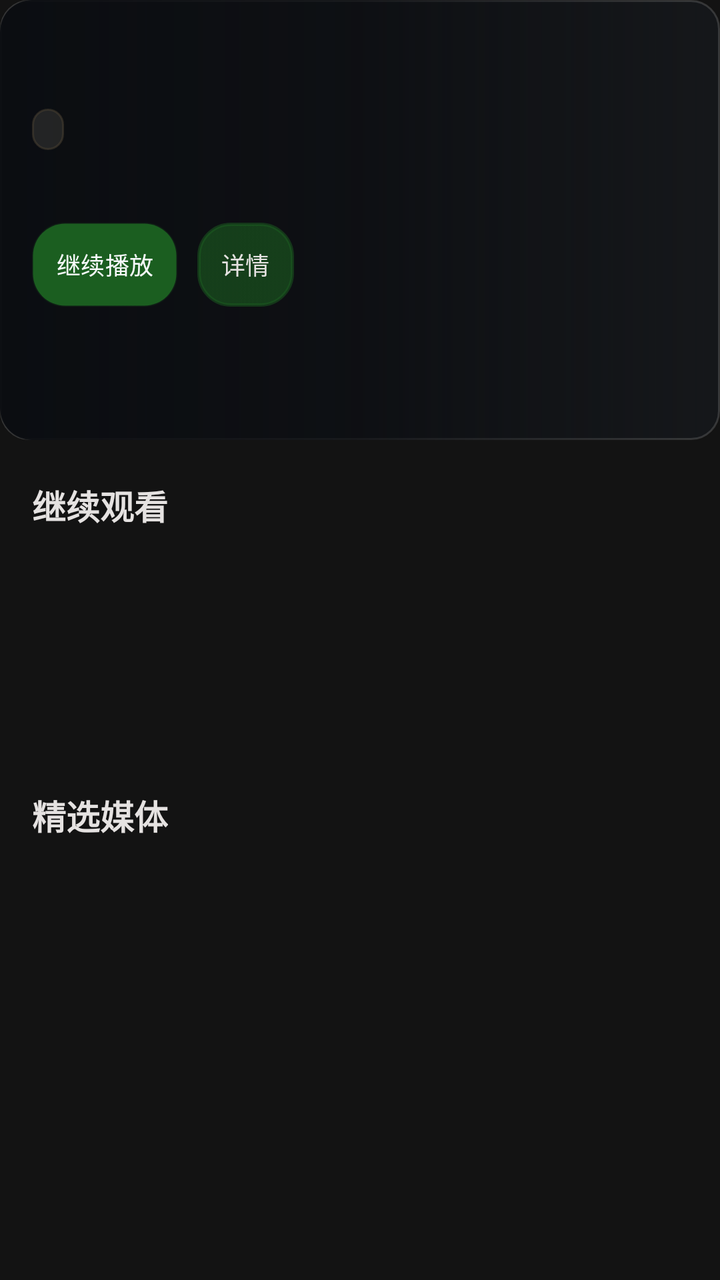
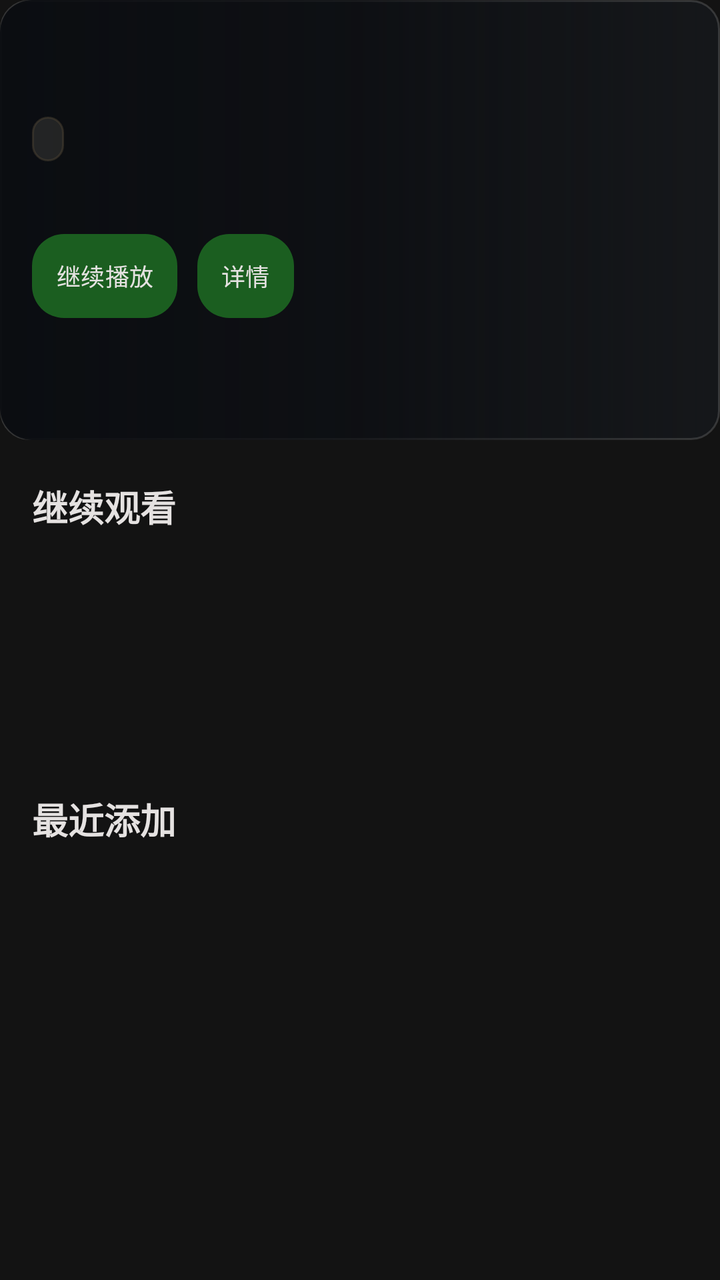

Compare the two renders of this Android layout. The source of the first and the diff that turns it into the second are given below.
<!-- AndroidManifest.xml: another module's application theme Theme.YuanBaoTv -->
<!-- res/layout/activity_home.xml -->
<?xml version="1.0" encoding="utf-8"?>
<androidx.core.widget.NestedScrollView xmlns:android="http://schemas.android.com/apk/res/android"
    xmlns:app="http://schemas.android.com/apk/res-auto"
    android:layout_width="match_parent"
    android:layout_height="match_parent"
    android:background="@color/tv_bg_dark"
    android:fillViewport="true"
    android:scrollbars="none">

    <androidx.constraintlayout.widget.ConstraintLayout
        android:layout_width="match_parent"
        android:layout_height="wrap_content"
        android:paddingBottom="24dp">

        <View android:id="@+id/top_nav_bar" android:layout_width="0dp" android:layout_height="0dp" android:visibility="gone" />
        <TextView android:id="@+id/tv_clock" android:layout_width="0dp" android:layout_height="0dp" android:visibility="gone" />

        <ImageView
            android:id="@+id/iv_hero_backdrop"
            android:layout_width="0dp"
            android:layout_height="@dimen/phone_home_hero_height"
            android:scaleType="centerCrop"
            android:src="@drawable/bg_glass_card"
            app:layout_constraintEnd_toEndOf="parent"
            app:layout_constraintStart_toStartOf="parent"
            app:layout_constraintTop_toTopOf="parent" />

        <View
            android:id="@+id/v_hero_scrim"
            android:layout_width="0dp"
            android:layout_height="@dimen/phone_home_hero_height"
            android:background="@drawable/bg_hero_gradient"
            app:layout_constraintEnd_toEndOf="parent"
            app:layout_constraintStart_toStartOf="parent"
            app:layout_constraintTop_toTopOf="parent" />

        <LinearLayout
            android:id="@+id/layout_hero_content"
            android:layout_width="0dp"
            android:layout_height="wrap_content"
            android:layout_marginStart="16dp"
            android:layout_marginTop="@dimen/phone_home_hero_top_margin"
            android:layout_marginEnd="16dp"
            android:orientation="vertical"
            app:layout_constraintEnd_toEndOf="parent"
            app:layout_constraintStart_toStartOf="parent"
            app:layout_constraintTop_toTopOf="parent">

            <TextView android:id="@+id/tv_hero_title" android:layout_width="match_parent" android:layout_height="wrap_content" android:ellipsize="end" android:maxLines="1" android:textColor="@color/tv_text_primary" android:textSize="@dimen/phone_home_hero_title_size" android:textStyle="bold" />
            <TextView android:id="@+id/tv_hero_season_tag" android:layout_width="wrap_content" android:layout_height="wrap_content" android:layout_marginTop="8dp" android:background="@drawable/bg_tag_pill" android:paddingHorizontal="8dp" android:paddingVertical="3dp" android:textColor="@color/tv_accent_gold" android:textSize="11sp" />
            <TextView android:id="@+id/tv_hero_desc" android:layout_width="match_parent" android:layout_height="wrap_content" android:layout_marginTop="8dp" android:ellipsize="end" android:maxLines="2" android:textColor="@color/tv_text_secondary" android:textSize="12sp" />

            <LinearLayout android:layout_width="wrap_content" android:layout_height="wrap_content" android:layout_marginTop="12dp" android:orientation="horizontal">
                <Button android:id="@+id/btn_hero_play" android:layout_width="wrap_content" android:layout_height="42dp" android:background="@drawable/bg_hero_gold_btn" android:backgroundTint="@null" android:minWidth="0dp" android:paddingHorizontal="12dp" android:text="@string/btn_continue_play" android:textColor="@color/tv_hero_btn_text" android:textSize="12sp" />
                <Button android:id="@+id/btn_hero_detail" android:layout_width="wrap_content" android:layout_height="42dp" android:layout_marginStart="10dp" android:background="@drawable/bg_hero_detail_btn" android:backgroundTint="@null" android:minWidth="0dp" android:paddingHorizontal="12dp" android:text="@string/btn_view_detail" android:textColor="@color/tv_text_primary" android:textSize="12sp" />
            </LinearLayout>
        </LinearLayout>

        <TextView
            android:id="@+id/tv_label_continue"
            android:layout_width="wrap_content"
            android:layout_height="wrap_content"
            android:layout_marginStart="16dp"
            android:layout_marginTop="20dp"
            android:text="@string/section_continue_watching"
            android:textColor="@color/tv_text_primary"
            android:textSize="17sp"
            android:textStyle="bold"
            app:layout_constraintStart_toStartOf="parent"
            app:layout_constraintTop_toBottomOf="@id/iv_hero_backdrop" />

        <androidx.recyclerview.widget.RecyclerView
            android:id="@+id/rv_continue_watching"
            android:layout_width="0dp"
            android:layout_height="@dimen/phone_home_continue_row_height"
            android:layout_marginTop="8dp"
            android:clipToPadding="false"
            android:orientation="horizontal"
            android:paddingStart="16dp"
            android:paddingEnd="16dp"
            android:scrollbars="none"
            app:layoutManager="androidx.recyclerview.widget.LinearLayoutManager"
            app:layout_constraintEnd_toEndOf="parent"
            app:layout_constraintStart_toStartOf="parent"
            app:layout_constraintTop_toBottomOf="@id/tv_label_continue" />

        <TextView
            android:id="@+id/tv_label_cartoons"
            android:layout_width="wrap_content"
            android:layout_height="wrap_content"
            android:layout_marginStart="16dp"
            android:layout_marginTop="18dp"
            android:text="@string/section_cartoons"
            android:textColor="@color/tv_text_primary"
            android:textSize="17sp"
            android:textStyle="bold"
            app:layout_constraintStart_toStartOf="parent"
            app:layout_constraintTop_toBottomOf="@id/rv_continue_watching" />

        <androidx.recyclerview.widget.RecyclerView
            android:id="@+id/rv_cartoons"
            android:layout_width="0dp"
            android:layout_height="@dimen/phone_home_poster_row_height"
            android:layout_marginTop="8dp"
            android:clipToPadding="false"
            android:orientation="horizontal"
            android:paddingStart="16dp"
            android:paddingEnd="16dp"
            android:scrollbars="none"
            app:layoutManager="androidx.recyclerview.widget.LinearLayoutManager"
            app:layout_constraintEnd_toEndOf="parent"
            app:layout_constraintStart_toStartOf="parent"
            app:layout_constraintTop_toBottomOf="@id/tv_label_cartoons" />
    </androidx.constraintlayout.widget.ConstraintLayout>
</androidx.core.widget.NestedScrollView>
<!-- resources referenced by this layout -->
<resources>
  <color name="tv_accent_gold">#FFDEA6</color>
  <color name="tv_bg_dark">#131313</color>
  <color name="tv_hero_btn_text">#F8FAFC</color>
  <color name="tv_text_primary">#E5E2E1</color>
  <color name="tv_text_secondary">#D3C5AF</color>
  <dimen name="phone_home_continue_row_height">104dp</dimen>
  <dimen name="phone_home_hero_height">220dp</dimen>
  <dimen name="phone_home_hero_title_size">21sp</dimen>
  <dimen name="phone_home_hero_top_margin">18dp</dimen>
  <dimen name="phone_home_poster_row_height">198dp</dimen>
  <!-- drawable bg_hero_detail_btn (drawable) -->
  <?xml version="1.0" encoding="utf-8"?>
  <selector xmlns:android="http://schemas.android.com/apk/res/android">
      <item android:state_focused="true">
          <shape android:shape="rectangle">
              <solid android:color="#99454545" />
              <stroke android:width="2dp" android:color="#FFE1B0" />
              <corners android:radius="16dp" />
          </shape>
      </item>
      <item>
          <shape android:shape="rectangle">
              <solid android:color="#992A2A2A" />
              <stroke android:width="1.5dp" android:color="#809C8F7C" />
              <corners android:radius="16dp" />
          </shape>
      </item>
  </selector>
  <!-- drawable bg_hero_gold_btn (drawable) -->
  <?xml version="1.0" encoding="utf-8"?>
  <selector xmlns:android="http://schemas.android.com/apk/res/android">
      <item android:state_focused="true">
          <shape android:shape="rectangle">
              <solid android:color="#087B6B" />
              <stroke android:width="2.5dp" android:color="#E5FFFA" />
              <corners android:radius="16dp" />
          </shape>
      </item>
      <item>
          <shape android:shape="rectangle">
              <solid android:color="#066357" />
              <stroke android:width="1dp" android:color="#3384F5E8" />
              <corners android:radius="16dp" />
          </shape>
      </item>
  </selector>
  <string name="btn_continue_play">继续播放</string>
  <string name="btn_view_detail">详情</string>
  <string name="section_cartoons">精选媒体</string>
  <string name="section_continue_watching">继续观看</string>
  <color name="tv_bg_glass">#331E293B</color>
  <color name="primary">#1B5E20</color>
  <color name="on_primary">#FFFFFF</color>
  <!-- unchanged entries left out for length: 5 -->
</resources>

<!-- the commit's change to res/layout/activity_home.xml (unified diff, before → after) -->
@@ -10,7 +10,7 @@
     <androidx.constraintlayout.widget.ConstraintLayout
         android:layout_width="match_parent"
         android:layout_height="wrap_content"
-        android:paddingBottom="24dp">
+        android:paddingBottom="@dimen/feature_res_spacing_large">
 
         <View android:id="@+id/top_nav_bar" android:layout_width="0dp" android:layout_height="0dp" android:visibility="gone" />
         <TextView android:id="@+id/tv_clock" android:layout_width="0dp" android:layout_height="0dp" android:visibility="gone" />
@@ -38,21 +38,21 @@
             android:id="@+id/layout_hero_content"
             android:layout_width="0dp"
             android:layout_height="wrap_content"
-            android:layout_marginStart="16dp"
+            android:layout_marginStart="@dimen/feature_res_spacing_medium"
             android:layout_marginTop="@dimen/phone_home_hero_top_margin"
-            android:layout_marginEnd="16dp"
+            android:layout_marginEnd="@dimen/feature_res_spacing_medium"
             android:orientation="vertical"
             app:layout_constraintEnd_toEndOf="parent"
             app:layout_constraintStart_toStartOf="parent"
             app:layout_constraintTop_toTopOf="parent">
 
             <TextView android:id="@+id/tv_hero_title" android:layout_width="match_parent" android:layout_height="wrap_content" android:ellipsize="end" android:maxLines="1" android:textColor="@color/tv_text_primary" android:textSize="@dimen/phone_home_hero_title_size" android:textStyle="bold" />
-            <TextView android:id="@+id/tv_hero_season_tag" android:layout_width="wrap_content" android:layout_height="wrap_content" android:layout_marginTop="8dp" android:background="@drawable/bg_tag_pill" android:paddingHorizontal="8dp" android:paddingVertical="3dp" android:textColor="@color/tv_accent_gold" android:textSize="11sp" />
-            <TextView android:id="@+id/tv_hero_desc" android:layout_width="match_parent" android:layout_height="wrap_content" android:layout_marginTop="8dp" android:ellipsize="end" android:maxLines="2" android:textColor="@color/tv_text_secondary" android:textSize="12sp" />
+            <TextView android:id="@+id/tv_hero_season_tag" android:layout_width="wrap_content" android:layout_height="wrap_content" android:layout_marginTop="@dimen/feature_res_spacing_small" android:background="@drawable/bg_tag_pill" android:paddingHorizontal="@dimen/feature_res_spacing_small" android:paddingVertical="3dp" android:textColor="@color/tv_accent_gold" android:textSize="@dimen/ui_text_caption" />
+            <TextView android:id="@+id/tv_hero_desc" android:layout_width="match_parent" android:layout_height="wrap_content" android:layout_marginTop="@dimen/feature_res_spacing_small" android:ellipsize="end" android:maxLines="2" android:textColor="@color/tv_text_secondary" android:textSize="@dimen/ui_text_caption" />
 
             <LinearLayout android:layout_width="wrap_content" android:layout_height="wrap_content" android:layout_marginTop="12dp" android:orientation="horizontal">
-                <Button android:id="@+id/btn_hero_play" android:layout_width="wrap_content" android:layout_height="42dp" android:background="@drawable/bg_hero_gold_btn" android:backgroundTint="@null" android:minWidth="0dp" android:paddingHorizontal="12dp" android:text="@string/btn_continue_play" android:textColor="@color/tv_hero_btn_text" android:textSize="12sp" />
-                <Button android:id="@+id/btn_hero_detail" android:layout_width="wrap_content" android:layout_height="42dp" android:layout_marginStart="10dp" android:background="@drawable/bg_hero_detail_btn" android:backgroundTint="@null" android:minWidth="0dp" android:paddingHorizontal="12dp" android:text="@string/btn_view_detail" android:textColor="@color/tv_text_primary" android:textSize="12sp" />
+                <Button android:id="@+id/btn_hero_play" android:layout_width="wrap_content" android:layout_height="42dp" android:background="@drawable/bg_hero_gold_btn" android:backgroundTint="@null" android:minWidth="0dp" android:paddingHorizontal="12dp" android:text="@string/btn_continue_play" android:textColor="@color/tv_control_text" android:textSize="@dimen/ui_text_caption" />
+                <Button android:id="@+id/btn_hero_detail" android:layout_width="wrap_content" android:layout_height="42dp" android:layout_marginStart="10dp" android:background="@drawable/bg_hero_detail_btn" android:backgroundTint="@null" android:minWidth="0dp" android:paddingHorizontal="12dp" android:text="@string/btn_view_detail" android:textColor="@color/tv_control_text" android:textSize="@dimen/ui_text_caption" />
             </LinearLayout>
         </LinearLayout>
 
@@ -60,11 +60,11 @@
             android:id="@+id/tv_label_continue"
             android:layout_width="wrap_content"
             android:layout_height="wrap_content"
-            android:layout_marginStart="16dp"
+            android:layout_marginStart="@dimen/feature_res_spacing_medium"
             android:layout_marginTop="20dp"
             android:text="@string/section_continue_watching"
             android:textColor="@color/tv_text_primary"
-            android:textSize="17sp"
+            android:textSize="@dimen/ui_text_section"
             android:textStyle="bold"
             app:layout_constraintStart_toStartOf="parent"
             app:layout_constraintTop_toBottomOf="@id/iv_hero_backdrop" />
@@ -73,11 +73,11 @@
             android:id="@+id/rv_continue_watching"
             android:layout_width="0dp"
             android:layout_height="@dimen/phone_home_continue_row_height"
-            android:layout_marginTop="8dp"
+            android:layout_marginTop="@dimen/feature_res_spacing_small"
             android:clipToPadding="false"
             android:orientation="horizontal"
-            android:paddingStart="16dp"
-            android:paddingEnd="16dp"
+            android:paddingStart="@dimen/feature_res_spacing_medium"
+            android:paddingEnd="@dimen/feature_res_spacing_medium"
             android:scrollbars="none"
             app:layoutManager="androidx.recyclerview.widget.LinearLayoutManager"
             app:layout_constraintEnd_toEndOf="parent"
@@ -88,11 +88,11 @@
             android:id="@+id/tv_label_cartoons"
             android:layout_width="wrap_content"
             android:layout_height="wrap_content"
-            android:layout_marginStart="16dp"
+            android:layout_marginStart="@dimen/feature_res_spacing_medium"
             android:layout_marginTop="18dp"
-            android:text="@string/section_cartoons"
+            android:text="@string/section_recently_added"
             android:textColor="@color/tv_text_primary"
-            android:textSize="17sp"
+            android:textSize="@dimen/ui_text_section"
             android:textStyle="bold"
             app:layout_constraintStart_toStartOf="parent"
             app:layout_constraintTop_toBottomOf="@id/rv_continue_watching" />
@@ -100,16 +100,33 @@
         <androidx.recyclerview.widget.RecyclerView
             android:id="@+id/rv_cartoons"
             android:layout_width="0dp"
-            android:layout_height="@dimen/phone_home_poster_row_height"
-            android:layout_marginTop="8dp"
+            android:layout_height="@dimen/ui_poster_row_height"
+            android:layout_marginTop="@dimen/feature_res_spacing_small"
             android:clipToPadding="false"
             android:orientation="horizontal"
-            android:paddingStart="16dp"
-            android:paddingEnd="16dp"
+            android:paddingStart="@dimen/feature_res_spacing_medium"
+            android:paddingEnd="@dimen/feature_res_spacing_medium"
             android:scrollbars="none"
             app:layoutManager="androidx.recyclerview.widget.LinearLayoutManager"
             app:layout_constraintEnd_toEndOf="parent"
             app:layout_constraintStart_toStartOf="parent"
             app:layout_constraintTop_toBottomOf="@id/tv_label_cartoons" />
+        <include android:id="@+id/home_sections" layout="@layout/layout_home_sections" android:layout_width="0dp" android:layout_height="wrap_content" app:layout_constraintTop_toBottomOf="@id/rv_cartoons" app:layout_constraintStart_toStartOf="parent" app:layout_constraintEnd_toEndOf="parent" />
     </androidx.constraintlayout.widget.ConstraintLayout>
 </androidx.core.widget.NestedScrollView>
+<!-- res/layout/layout_home_sections.xml (included above) -->
+<?xml version="1.0" encoding="utf-8"?>
+<LinearLayout xmlns:android="http://schemas.android.com/apk/res/android" xmlns:app="http://schemas.android.com/apk/res-auto" android:layout_width="match_parent" android:layout_height="wrap_content" android:orientation="vertical" android:clipChildren="false">
+    <LinearLayout android:id="@+id/section_movies" android:layout_width="match_parent" android:layout_height="wrap_content" android:orientation="vertical" android:visibility="gone" android:clipChildren="false">
+        <TextView android:layout_width="match_parent" android:layout_height="wrap_content" android:layout_marginTop="@dimen/ui_section_gap" android:paddingHorizontal="@dimen/ui_page_inset" android:text="@string/nav_movie" android:textSize="@dimen/ui_text_section" android:textColor="@color/tv_text_primary" android:textStyle="bold" android:maxLines="1" android:ellipsize="end" />
+        <androidx.recyclerview.widget.RecyclerView android:id="@+id/rv_movies" android:layout_width="match_parent" android:layout_height="@dimen/ui_poster_row_height" android:layout_marginTop="@dimen/ui_item_gap" android:paddingHorizontal="@dimen/ui_page_inset" android:paddingVertical="@dimen/ui_focus_padding" android:clipToPadding="false" android:clipChildren="false" android:scrollbars="none" android:orientation="horizontal" app:layoutManager="androidx.recyclerview.widget.LinearLayoutManager" />
+    </LinearLayout>
+    <LinearLayout android:id="@+id/section_series" android:layout_width="match_parent" android:layout_height="wrap_content" android:orientation="vertical" android:visibility="gone" android:clipChildren="false">
+        <TextView android:layout_width="match_parent" android:layout_height="wrap_content" android:layout_marginTop="@dimen/ui_section_gap" android:paddingHorizontal="@dimen/ui_page_inset" android:text="@string/nav_tv" android:textSize="@dimen/ui_text_section" android:textColor="@color/tv_text_primary" android:textStyle="bold" android:maxLines="1" android:ellipsize="end" />
+        <androidx.recyclerview.widget.RecyclerView android:id="@+id/rv_series" android:layout_width="match_parent" android:layout_height="@dimen/ui_poster_row_height" android:layout_marginTop="@dimen/ui_item_gap" android:paddingHorizontal="@dimen/ui_page_inset" android:paddingVertical="@dimen/ui_focus_padding" android:clipToPadding="false" android:clipChildren="false" android:scrollbars="none" android:orientation="horizontal" app:layoutManager="androidx.recyclerview.widget.LinearLayoutManager" />
+    </LinearLayout>
+    <LinearLayout android:id="@+id/section_animation" android:layout_width="match_parent" android:layout_height="wrap_content" android:orientation="vertical" android:visibility="gone" android:clipChildren="false">
+        <TextView android:layout_width="match_parent" android:layout_height="wrap_content" android:layout_marginTop="@dimen/ui_section_gap" android:paddingHorizontal="@dimen/ui_page_inset" android:text="@string/nav_cartoon" android:textSize="@dimen/ui_text_section" android:textColor="@color/tv_text_primary" android:textStyle="bold" android:maxLines="1" android:ellipsize="end" />
+        <androidx.recyclerview.widget.RecyclerView android:id="@+id/rv_animation" android:layout_width="match_parent" android:layout_height="@dimen/ui_poster_row_height" android:layout_marginTop="@dimen/ui_item_gap" android:paddingHorizontal="@dimen/ui_page_inset" android:paddingVertical="@dimen/ui_focus_padding" android:clipToPadding="false" android:clipChildren="false" android:scrollbars="none" android:orientation="horizontal" app:layoutManager="androidx.recyclerview.widget.LinearLayoutManager" />
+    </LinearLayout>
+</LinearLayout>
<!-- resource entries referenced after the edit -->
@@ -2,55 +2,59 @@
 <resources>
   <color name="tv_accent_gold">#FFDEA6</color>
   <color name="tv_bg_dark">#131313</color>
-  <color name="tv_hero_btn_text">#F8FAFC</color>
   <color name="tv_text_primary">#E5E2E1</color>
   <color name="tv_text_secondary">#D3C5AF</color>
+  <dimen name="feature_res_spacing_large">24dp</dimen>
+  <dimen name="feature_res_spacing_medium">16dp</dimen>
+  <dimen name="feature_res_spacing_small">8dp</dimen>
   <dimen name="phone_home_continue_row_height">104dp</dimen>
-  <dimen name="phone_home_hero_height">220dp</dimen>
-  <dimen name="phone_home_hero_title_size">21sp</dimen>
-  <dimen name="phone_home_hero_top_margin">18dp</dimen>
-  <dimen name="phone_home_poster_row_height">198dp</dimen>
+  <dimen name="phone_home_hero_height">@dimen/ui_home_hero_height</dimen>
+  <dimen name="phone_home_hero_title_size">@dimen/ui_text_hero</dimen>
+  <dimen name="phone_home_hero_top_margin">@dimen/ui_home_hero_top</dimen>
+  <dimen name="ui_focus_padding">8dp</dimen>
+  <dimen name="ui_item_gap">8dp</dimen>
+  <dimen name="ui_page_inset">16dp</dimen>
+  <dimen name="ui_poster_row_height">214dp</dimen>
+  <dimen name="ui_section_gap">24dp</dimen>
+  <dimen name="ui_text_caption">12sp</dimen>
+  <dimen name="ui_text_section">18sp</dimen>
   <!-- drawable bg_hero_detail_btn (drawable) -->
   <?xml version="1.0" encoding="utf-8"?>
   <selector xmlns:android="http://schemas.android.com/apk/res/android">
-      <item android:state_focused="true">
-          <shape android:shape="rectangle">
-              <solid android:color="#99454545" />
-              <stroke android:width="2dp" android:color="#FFE1B0" />
-              <corners android:radius="16dp" />
-          </shape>
-      </item>
-      <item>
-          <shape android:shape="rectangle">
-              <solid android:color="#992A2A2A" />
-              <stroke android:width="1.5dp" android:color="#809C8F7C" />
-              <corners android:radius="16dp" />
-          </shape>
-      </item>
+      <item android:state_enabled="false"><shape android:shape="rectangle"><solid android:color="@color/tv_control_disabled"/><corners android:radius="16dp"/></shape></item>
+      <item android:state_focused="true"><shape android:shape="rectangle"><solid android:color="@color/tv_control_focused"/><corners android:radius="16dp"/><stroke android:width="2dp" android:color="@color/tv_focus_ring"/></shape></item>
+      <item android:state_pressed="true"><shape android:shape="rectangle"><solid android:color="@color/tv_control_focused"/><corners android:radius="16dp"/></shape></item>
+      <item android:state_selected="true"><shape android:shape="rectangle"><solid android:color="@color/tv_nav_selected"/><corners android:radius="16dp"/></shape></item>
+      <item ><shape android:shape="rectangle"><solid android:color="@color/tv_control_surface"/><corners android:radius="16dp"/></shape></item>
   </selector>
   <!-- drawable bg_hero_gold_btn (drawable) -->
   <?xml version="1.0" encoding="utf-8"?>
   <selector xmlns:android="http://schemas.android.com/apk/res/android">
-      <item android:state_focused="true">
-          <shape android:shape="rectangle">
-              <solid android:color="#087B6B" />
-              <stroke android:width="2.5dp" android:color="#E5FFFA" />
-              <corners android:radius="16dp" />
-          </shape>
-      </item>
-      <item>
-          <shape android:shape="rectangle">
-              <solid android:color="#066357" />
-              <stroke android:width="1dp" android:color="#3384F5E8" />
-              <corners android:radius="16dp" />
-          </shape>
-      </item>
+      <item android:state_enabled="false"><shape android:shape="rectangle"><solid android:color="@color/tv_action_disabled"/><corners android:radius="16dp"/></shape></item>
+      <item android:state_focused="true"><shape android:shape="rectangle"><solid android:color="@color/tv_action_focused"/><corners android:radius="16dp"/><stroke android:width="2dp" android:color="@color/tv_focus_ring"/></shape></item>
+      <item android:state_pressed="true"><shape android:shape="rectangle"><solid android:color="@color/tv_action_pressed"/><corners android:radius="16dp"/></shape></item>
+      <item ><shape android:shape="rectangle"><solid android:color="@color/tv_action_surface"/><corners android:radius="16dp"/></shape></item>
   </selector>
   <string name="btn_continue_play">继续播放</string>
   <string name="btn_view_detail">详情</string>
-  <string name="section_cartoons">精选媒体</string>
+  <string name="nav_cartoon">动画片</string>
+  <string name="nav_movie">电影</string>
+  <string name="nav_tv">电视剧</string>
   <string name="section_continue_watching">继续观看</string>
+  <string name="section_recently_added">最近添加</string>
+  <dimen name="ui_home_hero_height">220dp</dimen>
+  <dimen name="ui_text_hero">24sp</dimen>
+  <dimen name="ui_home_hero_top">18dp</dimen>
   <color name="tv_bg_glass">#331E293B</color>
+  <color name="tv_control_disabled">#202526</color>
+  <color name="tv_control_focused">#344B48</color>
+  <color name="tv_focus_ring">#84F5E8</color>
+  <color name="tv_nav_selected">#25443F</color>
+  <color name="tv_control_surface">#2A2D30</color>
+  <color name="tv_action_disabled">#283C39</color>
+  <color name="tv_action_focused">#087B6B</color>
+  <color name="tv_action_pressed">#045044</color>
+  <color name="tv_action_surface">#066357</color>
   <color name="primary">#1B5E20</color>
   <color name="on_primary">#FFFFFF</color>
   <!-- unchanged entries left out for length: 5 -->
